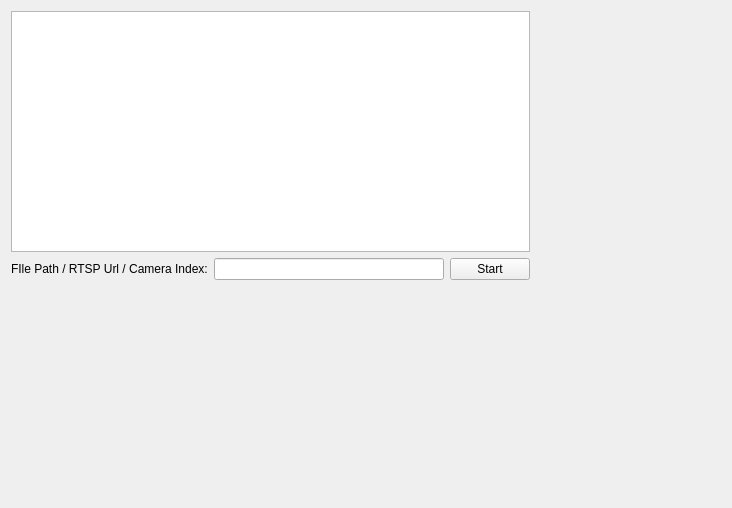
The window that Interface/mainwindow.ui (victormacedo10/Pose_Estimation) describes before a commit, drawn with Qt 5.
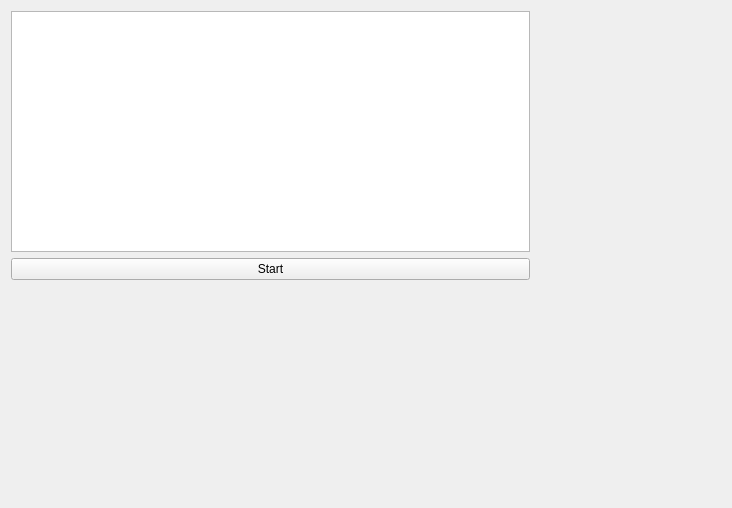
The same window after the commit.

The edit to the form file:
```diff
--- a/Interface/mainwindow.ui
+++ b/Interface/mainwindow.ui
@@ -35,16 +35,6 @@
      </item>
      <item>
       <layout class="QHBoxLayout" name="horizontalLayout">
-       <item>
-        <widget class="QLabel" name="label">
-         <property name="text">
-          <string>FIle Path / RTSP Url / Camera Index:</string>
-         </property>
-        </widget>
-       </item>
-       <item>
-        <widget class="QLineEdit" name="videoEdit"/>
-       </item>
        <item>
         <widget class="QPushButton" name="startBtn">
          <property name="text">
```
